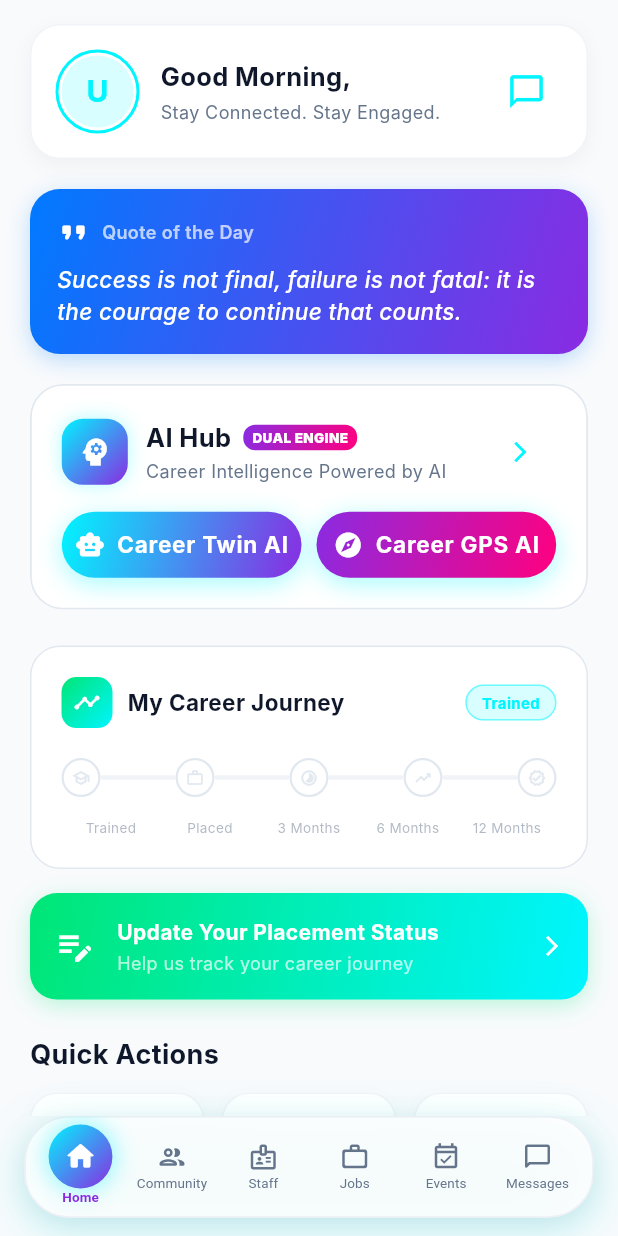
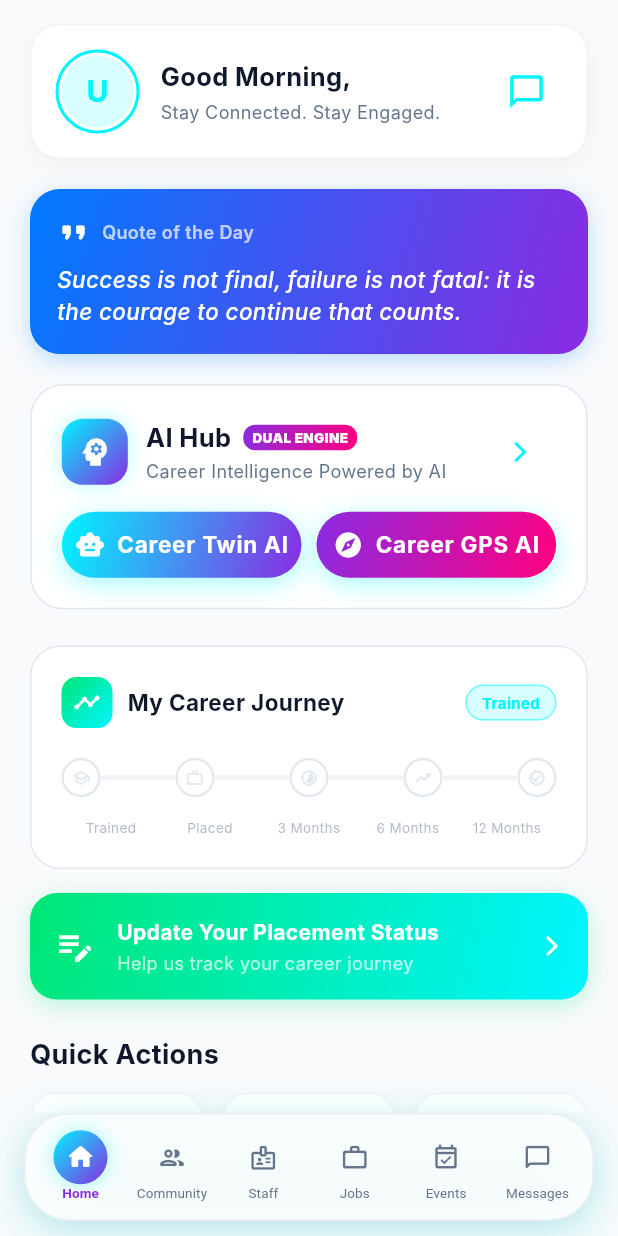
Before and after one commit to AlumniConnect-AI/Alumniconnect, a Flutter app: the MainShell screen opened by its route, on a phone screen of 412 x 824 dp. Run offline on Flutter 3.47's test engine with Material 3 defaults, Android fonts, the phone set to English and light mode, and no system bars; our stand-ins replace cloud_firestore, file_picker, firebase_auth, firebase_core, firebase_messaging, flutter_local_notifications and 6 more; accounts and stored records are empty; Roboto replaces fonts that are missing (Inter).

Commit message:
fix: resolve RenderFlex overflow and shadow blur interpolation in BottomNavBar

```diff
--- a/lib/widgets/bottom_nav_bar.dart
+++ b/lib/widgets/bottom_nav_bar.dart
@@ -49,8 +49,8 @@ class BottomNavBar extends StatelessWidget {
     return SafeArea(
       top: false,
       child: Container(
-        margin: const EdgeInsets.fromLTRB(16, 0, 16, 12),
-        height: 68,
+        margin: const EdgeInsets.fromLTRB(16, 0, 16, 10),
+        height: 72,
         decoration: BoxDecoration(
           borderRadius: BorderRadius.circular(30),
           boxShadow: [
@@ -101,9 +101,11 @@ class BottomNavBar extends StatelessWidget {
                         mainAxisAlignment: MainAxisAlignment.center,
                         mainAxisSize: MainAxisSize.min,
                         children: [
-                          AnimatedScale(
-                            duration: const Duration(milliseconds: 250),
-                            scale: selected ? 1.12 : 1.0,
+                          SizedBox(
+                            height: 34,
+                            child: AnimatedScale(
+                              duration: const Duration(milliseconds: 220),
+                              scale: selected ? 1.06 : 1.0,
                               curve: Curves.easeOutCubic,
                               child: Stack(
                                 alignment: Alignment.center,
@@ -111,10 +113,10 @@ class BottomNavBar extends StatelessWidget {
                                 children: [
                                   // ── Liquid Glass Hover Pill ─────────────────
                                   AnimatedContainer(
-                                  duration: const Duration(milliseconds: 280),
-                                  curve: Curves.easeOutBack,
-                                  height: selected ? 38 : 0,
-                                  width: selected ? 38 : 0,
+                                    duration: const Duration(milliseconds: 220),
+                                    curve: Curves.easeInOutCubic,
+                                    height: selected ? 34 : 0,
+                                    width: selected ? 34 : 0,
                                     decoration: BoxDecoration(
                                       gradient: selected
                                           ? AppGradients.neonCyanPurple
@@ -124,9 +126,9 @@ class BottomNavBar extends StatelessWidget {
                                           ? [
                                               BoxShadow(
                                                 color: AppColors.primaryNeon
-                                                  .withOpacity(0.45),
-                                              blurRadius: 12,
-                                              spreadRadius: 1,
+                                                    .withOpacity(0.35),
+                                                blurRadius: 10,
+                                                spreadRadius: 0,
                                               ),
                                             ]
                                           : [],
@@ -136,7 +138,7 @@ class BottomNavBar extends StatelessWidget {
                                     selected
                                         ? items[index].activeIcon
                                         : items[index].inactiveIcon,
-                                  size: 20,
+                                    size: 19,
                                     color: selected
                                         ? Colors.white
                                         : (isDark
@@ -160,8 +162,12 @@ class BottomNavBar extends StatelessWidget {
                                 ],
                               ),
                             ),
-                          const SizedBox(height: 3),
-                          AnimatedDefaultTextStyle(
+                          ),
+                          const SizedBox(height: 2),
+                          Flexible(
+                            child: FittedBox(
+                              fit: BoxFit.scaleDown,
+                              child: AnimatedDefaultTextStyle(
                                 duration: const Duration(milliseconds: 200),
                                 style: TextStyle(
                                   fontSize: 9,
@@ -181,6 +187,8 @@ class BottomNavBar extends StatelessWidget {
                                   items[index].label,
                                   maxLines: 1,
                                   overflow: TextOverflow.ellipsis,
+                                ),
+                              ),
                             ),
                           ),
                         ],
```
Lines whose indentation alone changed are shown as unchanged.
